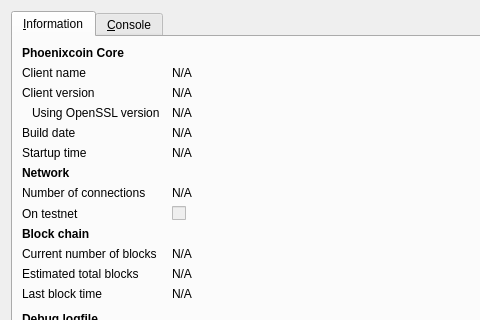
Qt form src/qt/forms/rpcconsole.ui (msgpo/Rodentcoin) before a commit; both pictures show x 0 to 480 and y 0 to 320 of the 740 by 450 pixel window.
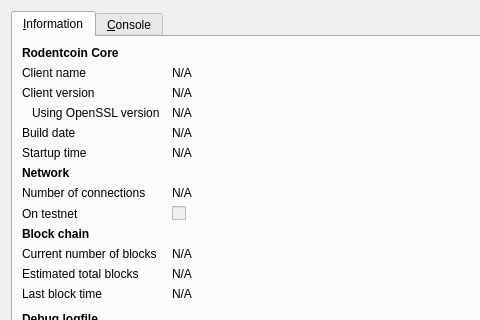
The same form after that commit. Icons and pictures are not drawn.

Diff of the .ui file:
```diff
--- a/src/qt/forms/rpcconsole.ui
+++ b/src/qt/forms/rpcconsole.ui
@@ -36,7 +36,7 @@
           </font>
          </property>
          <property name="text">
-          <string>Phoenixcoin Core</string>
+          <string>Rodentcoin Core</string>
          </property>
         </widget>
        </item>
```
Left out of the diff: 6 changed lines with no effect on the pictures.
